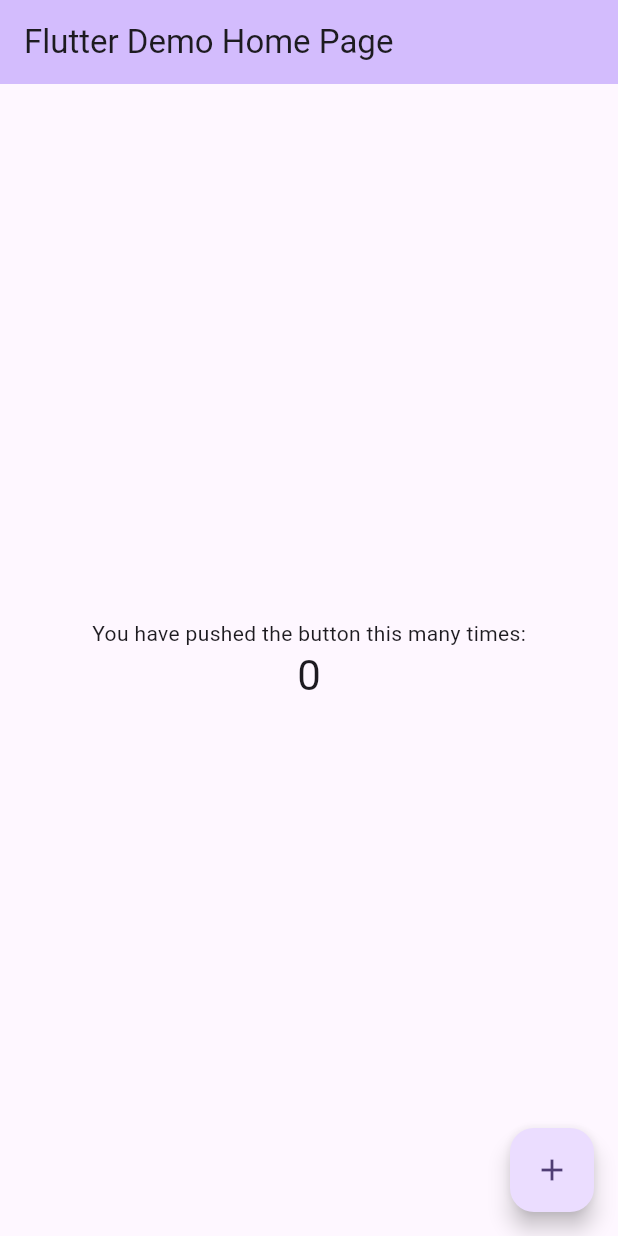
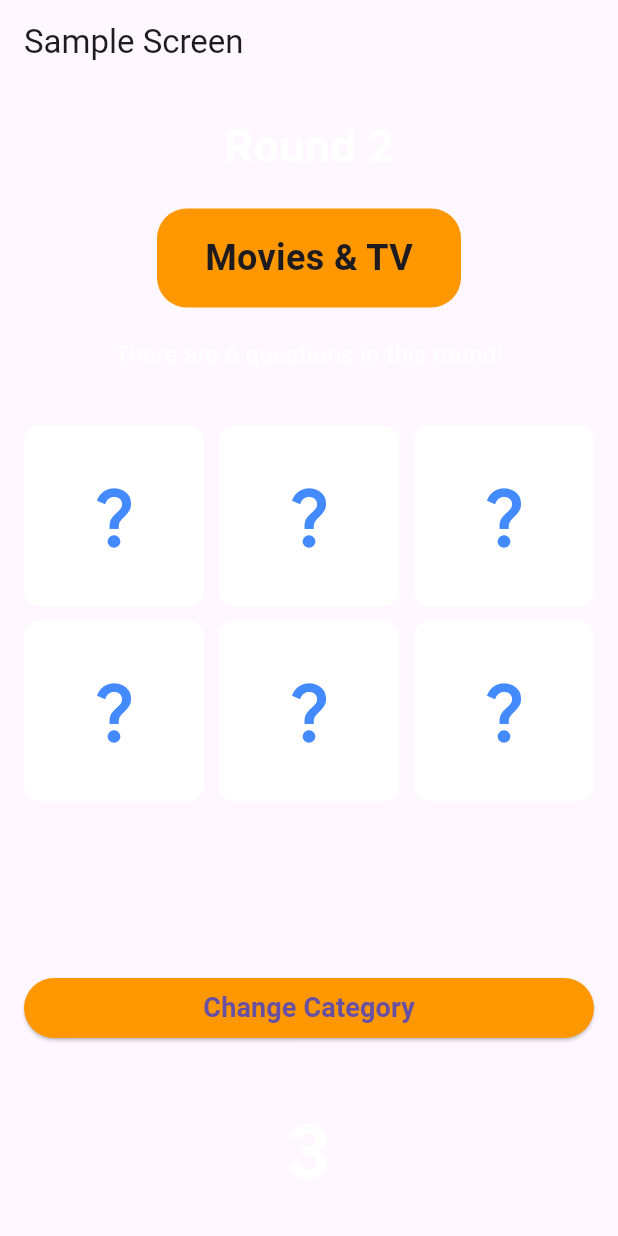
Before and after one commit to mingyuShim94/cupNoodlesQuiz_vFlutter, a Flutter app: the screen it shows after launch, on a phone screen of 412 x 824 dp. Run offline on Flutter 3.47's test engine with Material 3 defaults, Android fonts, the phone set to English and light mode, and no system bars.

Commit message:
+gpt_imgToCode_sample

```diff
--- a/lib/main.dart
+++ b/lib/main.dart
@@ -1,3 +1,4 @@
+import 'package:cup_noodles_quiz/sample.dart';
 import 'package:flutter/material.dart';
 
 void main() {
@@ -10,116 +11,8 @@
   // This widget is the root of your application.
   @override
   Widget build(BuildContext context) {
-    return MaterialApp(
-      title: 'Flutter Demo',
-      theme: ThemeData(
-        // This is the theme of your application.
-        //
-        // TRY THIS: Try running your application with "flutter run". You'll see
-        // the application has a purple toolbar. Then, without quitting the app,
-        // try changing the seedColor in the colorScheme below to Colors.green
-        // and then invoke "hot reload" (save your changes or press the "hot
-        // reload" button in a Flutter-supported IDE, or press "r" if you used
-        // the command line to start the app).
-        //
-        // Notice that the counter didn't reset back to zero; the application
-        // state is not lost during the reload. To reset the state, use hot
-        // restart instead.
-        //
-        // This works for code too, not just values: Most code changes can be
-        // tested with just a hot reload.
-        colorScheme: ColorScheme.fromSeed(seedColor: Colors.deepPurple),
-        useMaterial3: true,
-      ),
-      home: const MyHomePage(title: 'Flutter Demo Home Page'),
+    return const MaterialApp(
+      home: SampleScreen(),
     );
   }
 }
-
-class MyHomePage extends StatefulWidget {
-  const MyHomePage({super.key, required this.title});
-
-  // This widget is the home page of your application. It is stateful, meaning
-  // that it has a State object (defined below) that contains fields that affect
-  // how it looks.
-
-  // This class is the configuration for the state. It holds the values (in this
-  // case the title) provided by the parent (in this case the App widget) and
-  // used by the build method of the State. Fields in a Widget subclass are
-  // always marked "final".
-
-  final String title;
-
-  @override
-  State<MyHomePage> createState() => _MyHomePageState();
-}
-
-class _MyHomePageState extends State<MyHomePage> {
-  int _counter = 0;
-
-  void _incrementCounter() {
-    setState(() {
-      // This call to setState tells the Flutter framework that something has
-      // changed in this State, which causes it to rerun the build method below
-      // so that the display can reflect the updated values. If we changed
-      // _counter without calling setState(), then the build method would not be
-      // called again, and so nothing would appear to happen.
-      _counter++;
-    });
-  }
-
-  @override
-  Widget build(BuildContext context) {
-    // This method is rerun every time setState is called, for instance as done
-    // by the _incrementCounter method above.
-    //
-    // The Flutter framework has been optimized to make rerunning build methods
-    // fast, so that you can just rebuild anything that needs updating rather
-    // than having to individually change instances of widgets.
-    return Scaffold(
-      appBar: AppBar(
-        // TRY THIS: Try changing the color here to a specific color (to
-        // Colors.amber, perhaps?) and trigger a hot reload to see the AppBar
-        // change color while the other colors stay the same.
-        backgroundColor: Theme.of(context).colorScheme.inversePrimary,
-        // Here we take the value from the MyHomePage object that was created by
-        // the App.build method, and use it to set our appbar title.
-        title: Text(widget.title),
-      ),
-      body: Center(
-        // Center is a layout widget. It takes a single child and positions it
-        // in the middle of the parent.
-        child: Column(
-          // Column is also a layout widget. It takes a list of children and
-          // arranges them vertically. By default, it sizes itself to fit its
-          // children horizontally, and tries to be as tall as its parent.
-          //
-          // Column has various properties to control how it sizes itself and
-          // how it positions its children. Here we use mainAxisAlignment to
-          // center the children vertically; the main axis here is the vertical
-          // axis because Columns are vertical (the cross axis would be
-          // horizontal).
-          //
-          // TRY THIS: Invoke "debug painting" (choose the "Toggle Debug Paint"
-          // action in the IDE, or press "p" in the console), to see the
-          // wireframe for each widget.
-          mainAxisAlignment: MainAxisAlignment.center,
-          children: <Widget>[
-            const Text(
-              'You have pushed the button this many times:',
-            ),
-            Text(
-              '$_counter',
-              style: Theme.of(context).textTheme.headlineMedium,
-            ),
-          ],
-        ),
-      ),
-      floatingActionButton: FloatingActionButton(
-        onPressed: _incrementCounter,
-        tooltip: 'Increment',
-        child: const Icon(Icons.add),
-      ), // This trailing comma makes auto-formatting nicer for build methods.
-    );
-  }
-}
--- /dev/null
+++ b/lib/sample.dart
@@ -0,0 +1,110 @@
+import 'package:flutter/material.dart';
+
+class SampleScreen extends StatelessWidget {
+  const SampleScreen({super.key});
+
+  @override
+  Widget build(BuildContext context) {
+    return Scaffold(
+        appBar: AppBar(
+          title: const Text('Sample Screen'),
+        ),
+        body: SafeArea(
+          child: Column(
+            mainAxisAlignment: MainAxisAlignment.start,
+            children: <Widget>[
+              const Padding(
+                padding: EdgeInsets.all(20.0),
+                child: Text(
+                  'Round 2',
+                  style: TextStyle(
+                    fontSize: 30,
+                    fontWeight: FontWeight.bold,
+                    color: Colors.white,
+                  ),
+                ),
+              ),
+              Container(
+                padding:
+                    const EdgeInsets.symmetric(horizontal: 32, vertical: 16),
+                decoration: BoxDecoration(
+                  color: Colors.orange,
+                  borderRadius: BorderRadius.circular(20),
+                ),
+                child: const Text(
+                  'Movies & TV',
+                  style: TextStyle(
+                    fontSize: 24,
+                    fontWeight: FontWeight.bold,
+                  ),
+                ),
+              ),
+              const Padding(
+                padding: EdgeInsets.symmetric(vertical: 20.0),
+                child: Text(
+                  'There are 6 questions in this round!',
+                  style: TextStyle(
+                    fontSize: 16,
+                    color: Colors.white,
+                  ),
+                ),
+              ),
+              Expanded(
+                child: GridView.builder(
+                  padding: const EdgeInsets.all(16),
+                  gridDelegate: const SliverGridDelegateWithFixedCrossAxisCount(
+                    crossAxisCount: 3,
+                    crossAxisSpacing: 10,
+                    mainAxisSpacing: 10,
+                  ),
+                  itemCount: 6,
+                  itemBuilder: (context, index) {
+                    return Container(
+                      decoration: BoxDecoration(
+                        color: Colors.white,
+                        borderRadius: BorderRadius.circular(10),
+                      ),
+                      child: const Icon(
+                        Icons.question_mark,
+                        size: 50,
+                        color: Colors.blueAccent,
+                      ),
+                    );
+                  },
+                ),
+              ),
+              Container(
+                width: double.infinity,
+                padding: const EdgeInsets.all(16),
+                child: ElevatedButton(
+                  style: ElevatedButton.styleFrom(
+                    backgroundColor: Colors.orange, // Button color
+                  ),
+                  child: const Text(
+                    'Change Category',
+                    style: TextStyle(
+                      fontSize: 18,
+                      fontWeight: FontWeight.bold,
+                    ),
+                  ),
+                  onPressed: () {
+                    // Handle category change
+                  },
+                ),
+              ),
+              const Padding(
+                padding: EdgeInsets.all(20.0),
+                child: Text(
+                  '3', // This would typically be some kind of timer or score.
+                  style: TextStyle(
+                    fontSize: 50,
+                    fontWeight: FontWeight.bold,
+                    color: Colors.white,
+                  ),
+                ),
+              ),
+            ],
+          ),
+        ));
+  }
+}
```
